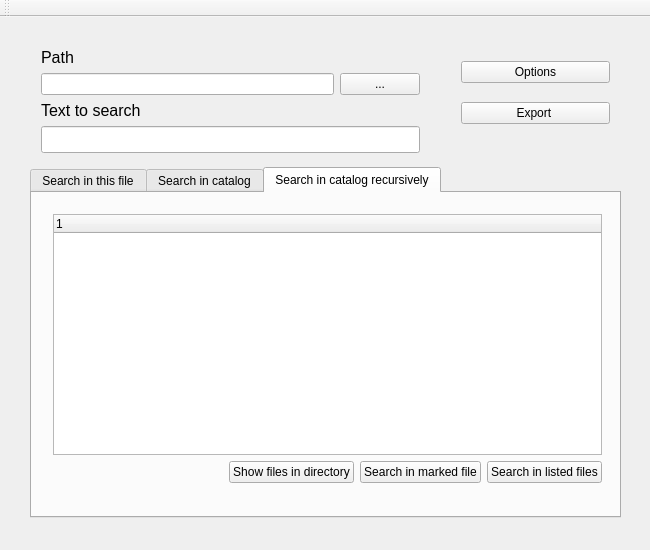
The window that officeHelp/mainwindow.ui (michalhuras/Office-Help) describes before a commit, drawn with Qt 5.
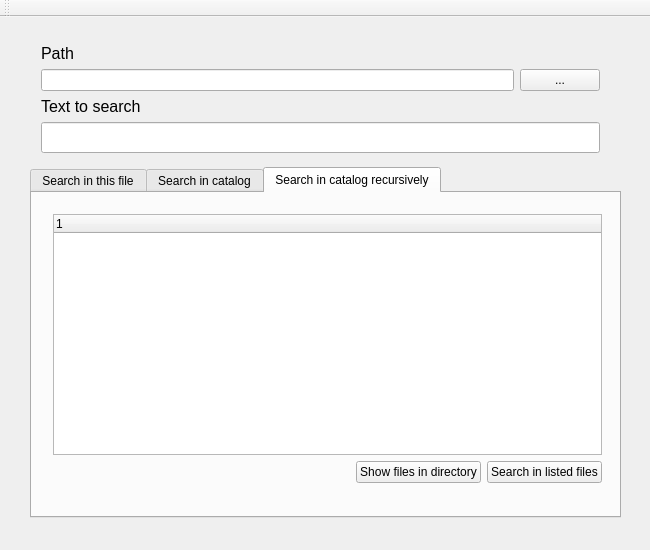
The same window after the commit.

Commit message: Cleaning unused buttons

Patch:
```diff
--- a/officeHelp/mainwindow.ui
+++ b/officeHelp/mainwindow.ui
@@ -32,39 +32,13 @@
    <string>MainWindow</string>
   </property>
   <widget class="QWidget" name="centralWidget">
-   <widget class="QWidget" name="layoutWidget">
-    <property name="geometry">
-     <rect>
-      <x>450</x>
-      <y>20</y>
-      <width>171</width>
-      <height>111</height>
-     </rect>
-    </property>
-    <layout class="QVBoxLayout" name="verticalLayout_4">
-     <item>
-      <widget class="QPushButton" name="pushButton">
-       <property name="text">
-        <string>Options</string>
-       </property>
-      </widget>
-     </item>
-     <item>
-      <widget class="QPushButton" name="pushButton_3">
-       <property name="text">
-        <string>Export </string>
-       </property>
-      </widget>
-     </item>
-    </layout>
-   </widget>
    <widget class="QWidget" name="verticalLayoutWidget_2">
     <property name="geometry">
      <rect>
       <x>30</x>
-      <y>20</y>
-      <width>401</width>
-      <height>127</height>
+      <y>16</y>
+      <width>581</width>
+      <height>131</height>
      </rect>
     </property>
     <layout class="QVBoxLayout" name="verticalLayout_2">
@@ -308,13 +282,6 @@
            </property>
           </widget>
          </item>
-         <item>
-          <widget class="QPushButton" name="pushButton_9">
-           <property name="text">
-            <string>Search in marked file</string>
-           </property>
-          </widget>
-         </item>
          <item>
           <widget class="QPushButton" name="pushButton_10">
            <property name="text">
```
Left out of the diff: 7 changed lines with no effect on the pictures.
